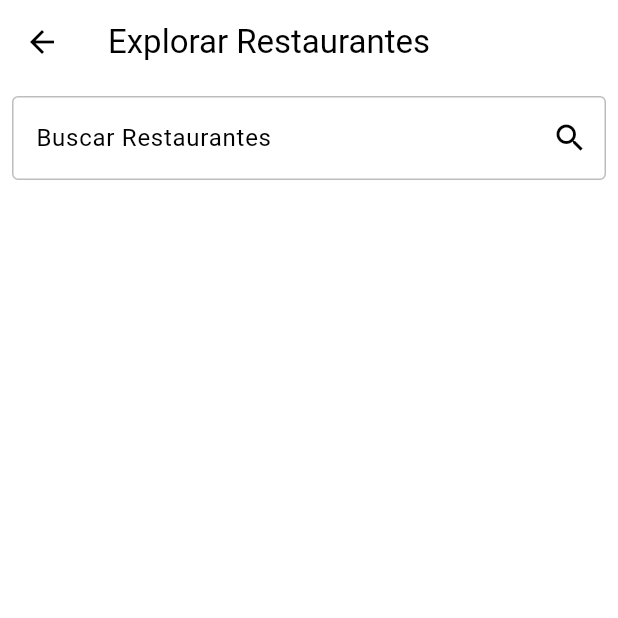
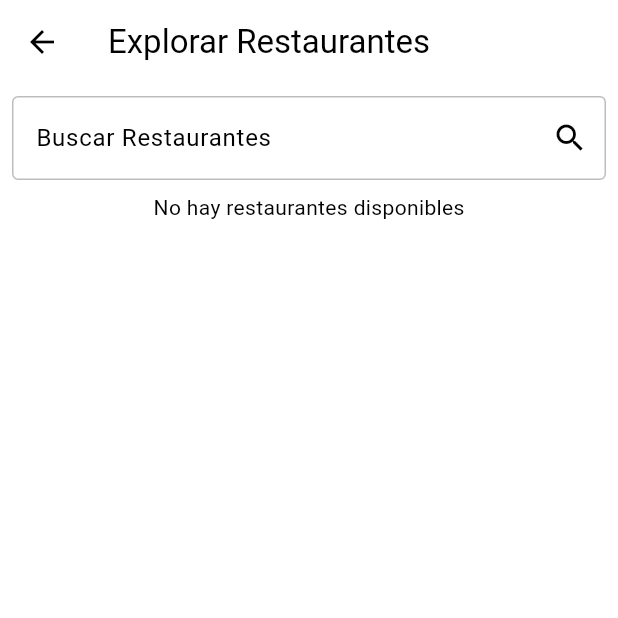
Before and after one commit to tellxmaster/hueca_movil, a Flutter app: the Explore screen opened directly, on a phone screen of 412 x 824 dp, the top half of it. Run offline on Flutter 3.47's test engine with Material 3 defaults, Android fonts, the light colour scheme and no system bars; our stand-ins replace cloud_firestore, firebase_auth, firebase_core, firebase_storage, flutter_rating_bar, fluttertoast and 2 more; accounts and stored records are empty.

Commit message:
funcionalidad de busqueda mejora e interfaz modificada para ser mas intuitiva

```diff
--- a/lib/user_auth/presentation/pages/explore_page.dart
+++ b/lib/user_auth/presentation/pages/explore_page.dart
@@ -1,4 +1,3 @@
-// Asegúrate de importar los widgets y modelos necesarios en la parte superior
 import 'package:flutter/material.dart';
 import 'package:hueca_movil/src/controllers/categoria_controller.dart';
 import 'package:hueca_movil/src/controllers/restaurante_controller.dart';
@@ -17,6 +16,8 @@ class _ExploreState extends State<Explore> {
   final CategoriaController _categoriaController = CategoriaController();
   List<Restaurante> restaurantesFiltrados = [];
 
+  final TextEditingController _searchController = TextEditingController();
+
   @override
   Widget build(BuildContext context) {
     return Scaffold(
@@ -27,77 +28,69 @@ class _ExploreState extends State<Explore> {
         children: [
           Padding(
             padding: const EdgeInsets.all(8.0),
+            child: Row(
+              children: [
+                Expanded(
                   child: TextField(
+                    controller: _searchController,
                     onChanged: (value) {
                       setState(() {
                         searchQuery = value.trim();
                       });
-                if (searchQuery.isNotEmpty) {
                       _buscarRestaurantesPorNombre(searchQuery);
-                }
                     },
                     decoration: InputDecoration(
                       labelText: 'Buscar Restaurantes',
-                suffixIcon: const Icon(Icons.search),
+                      suffixIcon: searchQuery.isNotEmpty
+                          ? IconButton(
+                              onPressed: () {
+                                _searchController.clear();
+                                setState(() {
+                                  searchQuery = '';
+                                });
+                              },
+                              icon: Icon(Icons.clear),
+                            )
+                          : Icon(Icons.search),
                       border: OutlineInputBorder(
                         borderRadius: BorderRadius.circular(20.0),
                       ),
                     ),
                   ),
                 ),
+              ],
+            ),
+          ),
           Expanded(
             child: searchQuery.isEmpty
-                ? FutureBuilder<List<Restaurante>>(
-                    future: _restauranteController.fetchAllRestaurants(),
+                ? _buildRestaurantesListView(
+                    future: _restauranteController.fetchAllRestaurants())
+                : _buildRestaurantesListView(
+                    future: Future.value(restaurantesFiltrados)),
+          ),
+        ],
+      ),
+    );
+  }
+
+  Widget _buildRestaurantesListView(
+      {required Future<List<Restaurante>> future}) {
+    return FutureBuilder<List<Restaurante>>(
+      future: future,
       builder: (context, snapshot) {
         if (snapshot.connectionState == ConnectionState.waiting) {
           return const Center(child: CircularProgressIndicator());
         } else if (snapshot.hasError) {
           return Text("Error: ${snapshot.error}");
-                      } else if (snapshot.hasData) {
+        } else if (snapshot.hasData && snapshot.data!.isEmpty) {
+          return const Text("No hay restaurantes disponibles");
+        } else {
+          List<Restaurante> restaurantes = snapshot.data ?? [];
           return ListView.builder(
-                          itemCount: snapshot.data!.length,
+            itemCount: restaurantes.length,
             itemBuilder: (context, index) {
-                            Restaurante restaurante = snapshot.data![index];
+              Restaurante restaurante = restaurantes[index];
               return InkWell(
-
-                              child: ListTile(
-                                title: Text(restaurante.nombre),
-                                subtitle: FutureBuilder<String>(
-                                    future: _categoriaController
-                                        .getCategoryNameById(
-                                            restaurante.categoriaId),
-                                    builder: (context, categoriaSnapshot) {
-                                      if (categoriaSnapshot.connectionState ==
-                                          ConnectionState.waiting) {
-                                        return Text(
-                                            'Cargando nombre de categoría...',
-                                            style: Theme.of(context)
-                                                .textTheme
-                                                .bodySmall);
-                                      }
-                                      return Text(
-                                        '${categoriaSnapshot.data}', // Nombre de la categoría
-                                        style: Theme.of(context)
-                                            .textTheme
-                                            .bodySmall,
-                                      );
-                                    }),
-                              ),
-                            );
-                          },
-                        );
-                      } else {
-                        return const Text("No hay restaurantes disponibles");
-                      }
-                    },
-                  )
-                : ListView.builder(
-                    itemCount: restaurantesFiltrados.length,
-                    itemBuilder: (context, index) {
-                      Restaurante restaurante = restaurantesFiltrados[index];
-                      return InkWell(
-
                 child: ListTile(
                   title: Text(restaurante.nombre),
                   subtitle: FutureBuilder<String>(
@@ -107,22 +100,20 @@ class _ExploreState extends State<Explore> {
                       if (categoriaSnapshot.connectionState ==
                           ConnectionState.waiting) {
                         return Text('Cargando nombre de categoría...',
-                                      style: Theme.of(context)
-                                          .textTheme
-                                          .bodySmall);
+                            style: Theme.of(context).textTheme.bodySmall);
                       }
                       return Text(
                         '${categoriaSnapshot.data}', // Nombre de la categoría
                         style: Theme.of(context).textTheme.bodySmall,
                       );
-                              }),
+                    },
+                  ),
                 ),
               );
             },
-                  ),
-          ),
-        ],
-      ),
+          );
+        }
+      },
     );
   }
 
```
Lines whose indentation alone changed are shown as unchanged.
